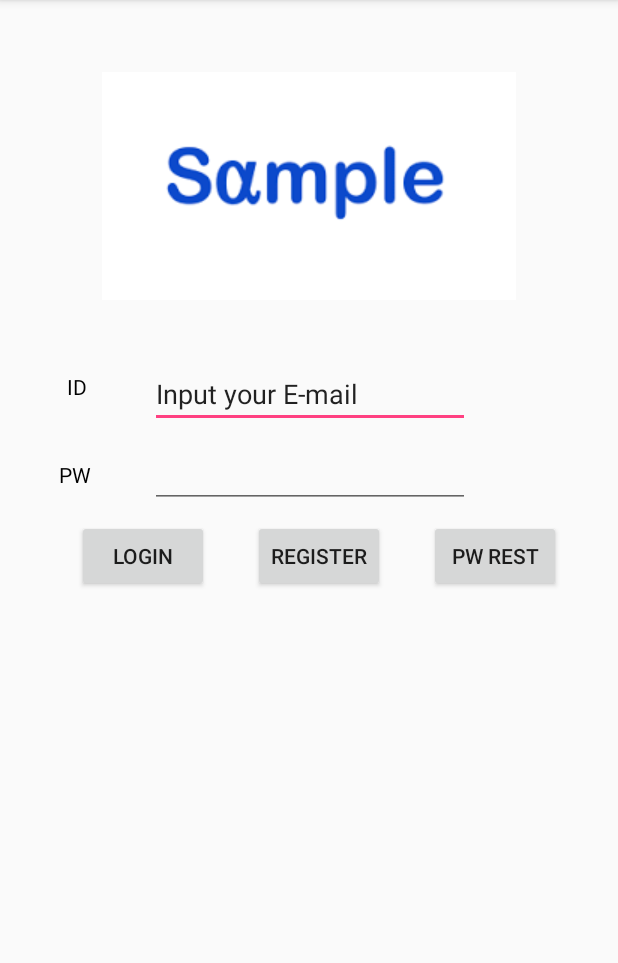
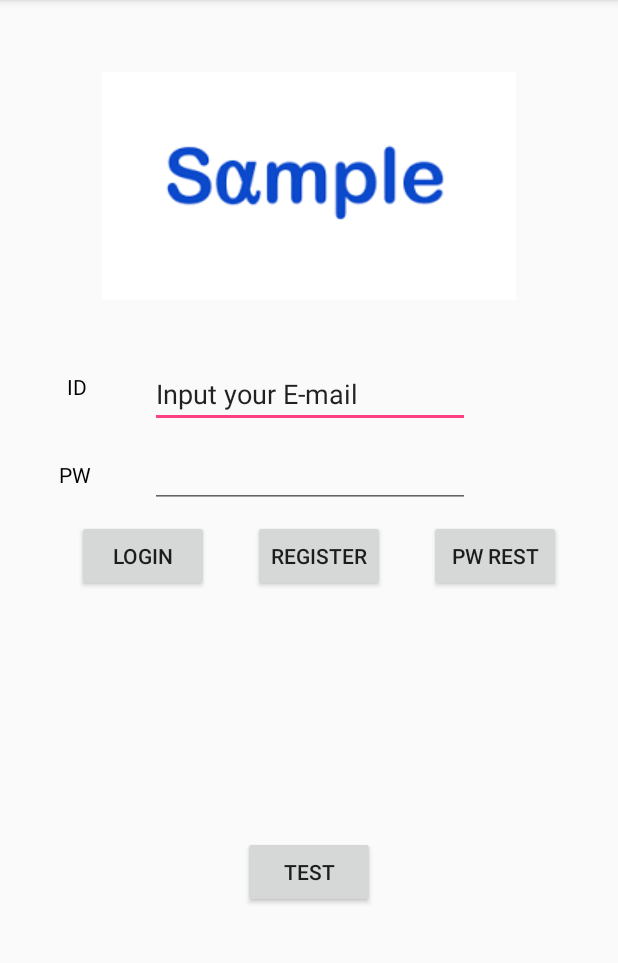
Before and after one commit to LDHistory/2017SummerSan-Diego, an Android app: the screen it shows after launch (LoginActivity), on a phone screen of 412 x 824 dp, the part 84-1047 px from its top. Run offline under Robolectric (Android 15) with nearby library versions, the phone set to English and light mode, and no system bars.

Commit message:
Adjust Heath

```diff
--- a/Test1/app/build.gradle
+++ b/Test1/app/build.gradle
@@ -28,5 +28,7 @@ dependencies {
     compile 'com.android.support:support-v4:25.3.1'
     compile 'com.android.support:design:25.3.1'
     compile 'com.android.support.constraint:constraint-layout:1.0.2'
+    compile 'com.github.bumptech.glide:glide:3.7.0'
+    compile 'com.felipecsl:gifimageview:2.1.0'
     testCompile 'junit:junit:4.12'
 }
--- a/Test1/app/src/main/java/comdbstjdduswkd/naver/httpblog/test1/LoginActivity.java
+++ b/Test1/app/src/main/java/comdbstjdduswkd/naver/httpblog/test1/LoginActivity.java
@@ -12,6 +12,7 @@ public class LoginActivity extends AppCompatActivity {
     private Button reg;
     private Button reset;
     private Button login;
+    private  Button test;
 
     @Override
     protected void onCreate(Bundle savedInstanceState) {
@@ -22,6 +23,7 @@ public class LoginActivity extends AppCompatActivity {
         reg = (Button)findViewById(R.id.register);
         reset = (Button)findViewById(R.id.pwreset);
         login = (Button)findViewById(R.id.login);
+        test = (Button)findViewById(R.id.test);
         //+++++++++++++++++++++++++++++++++++++++++++++++++++++++++++
 
         //++++++++++++++++++++OnclickListner+++++++++++++++++++++++++
@@ -48,6 +50,14 @@ public class LoginActivity extends AppCompatActivity {
                 startActivity(login);
             }
         });
+
+        test.setOnClickListener(new View.OnClickListener() {
+            @Override
+            public void onClick(View view) {
+                Intent test = new Intent(LoginActivity.this, AnimActivity.class);
+                startActivity(test);
+            }
+        });
         //+++++++++++++++++++++++++++++++++++++++++++++++++++++++++++++
     }
 }
--- a/Test1/app/src/main/java/comdbstjdduswkd/naver/httpblog/test1/MainActivity.java
+++ b/Test1/app/src/main/java/comdbstjdduswkd/naver/httpblog/test1/MainActivity.java
@@ -17,8 +17,8 @@ public class MainActivity extends AppCompatActivity
         implements NavigationView.OnNavigationItemSelectedListener {
 
     @Override
-    protected void onCreate(Bundle savedInstanceState) {
-        super.onCreate(savedInstanceState);
+    protected void onCreate(Bundle saveasddInstanceState) {
+        super.onCreate(saveasddInstanceState);
         setContentView(R.layout.activity_main);
         Toolbar toolbar = (Toolbar) findViewById(R.id.toolbar);
         setSupportActionBar(toolbar);
--- a/Test1/app/src/main/java/comdbstjdduswkd/naver/httpblog/test1/RegActivity.java
+++ b/Test1/app/src/main/java/comdbstjdduswkd/naver/httpblog/test1/RegActivity.java
@@ -32,7 +32,7 @@ public class RegActivity extends AppCompatActivity {
         Regcancel.setOnClickListener(new View.OnClickListener() {
             @Override
             public void onClick(View view) {
-                Intent regCancel = new Intent(RegActivity.this, MainActivity.class);
+                Intent regCancel = new Intent(RegActivity.this, LoginActivity.class);
                 startActivity(regCancel);
             }
         });
--- a/Test1/app/src/main/java/comdbstjdduswkd/naver/httpblog/test1/ResetActivity.java
+++ b/Test1/app/src/main/java/comdbstjdduswkd/naver/httpblog/test1/ResetActivity.java
@@ -31,7 +31,7 @@ public class ResetActivity extends AppCompatActivity {
         resetCancel.setOnClickListener(new View.OnClickListener() {
             @Override
             public void onClick(View view) {
-                Intent resetCancel = new Intent(ResetActivity.this, MainActivity.class);
+                Intent resetCancel = new Intent(ResetActivity.this, LoginActivity.class);
                 startActivity(resetCancel);
             }
         });
--- a/Test1/app/src/main/res/layout/activity_login.xml
+++ b/Test1/app/src/main/res/layout/activity_login.xml
@@ -102,4 +102,16 @@
         app:layout_constraintTop_toTopOf="parent"
         android:layout_marginTop="48dp" />
 
+    <Button
+        android:id="@+id/test"
+        android:layout_width="wrap_content"
+        android:layout_height="wrap_content"
+        android:text="test"
+        app:layout_constraintLeft_toLeftOf="parent"
+        app:layout_constraintRight_toRightOf="parent"
+        android:layout_marginTop="8dp"
+        app:layout_constraintTop_toBottomOf="@+id/register"
+        app:layout_constraintBottom_toBottomOf="parent"
+        android:layout_marginBottom="8dp" />
+
 </android.support.constraint.ConstraintLayout>
```
Also changed, not shown: Test1/app/src/main/AndroidManifest.xml (+6 -6 lines), Test1/app/src/main/java/comdbstjdduswkd/naver/httpblog/test1/AnimActivity.java (added, +73 -0 lines), Test1/app/src/main/res/layout/activity_anim.xml (added, +47 -0 lines), Test1/app/src/main/res/drawable/heart.PNG (added), Test1/app/src/main/res/raw/heartbit.gif (added), Test1/app/src/main/res/raw/human_fast.png (added), Test1/app/src/main/res/raw/human_fast2.png (added), Test1/app/src/main/res/raw/human_nomal.png (added), Test1/app/src/main/res/raw/human_nomal2.png (added), Test1/app/src/main/res/raw/human_slow.png (added), Test1/app/src/main/res/raw/human_slow2.png (added), 1 other file.
